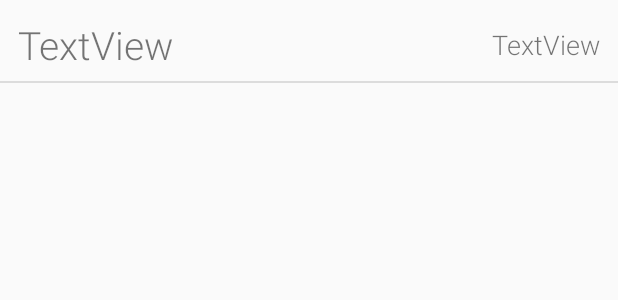
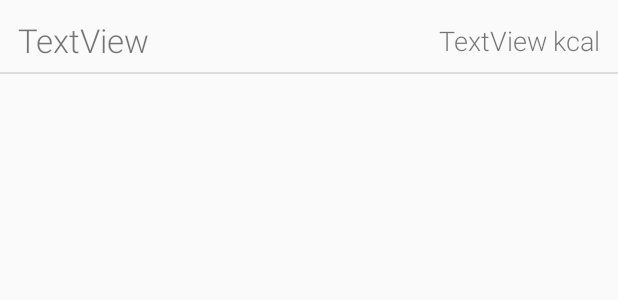
Before and after one commit to lgosek/EasyFit, an Android app: the layout simple_product.xml on its own in the app's theme, with its tools: preview values and no code run, on a phone screen of 412 x 824 dp. Shown: the top 300 px of the screen. Run offline under Robolectric (Android 15) with nearby library versions, the phone set to English and light mode, and no system bars.

Commit message:
Simple products list refreshed after addition of new product

```diff
--- a/app/src/main/java/com/example/easyfit/apiConnector/Connector.java
+++ b/app/src/main/java/com/example/easyfit/apiConnector/Connector.java
@@ -12,7 +12,7 @@ public class Connector {
     public static synchronized JsonPlaceHolderApi getInstance() {
         if (instance == null) {
             Retrofit retrofit = new Retrofit.Builder()
-                    .baseUrl("http://192.168.0.73:3000/")
+                    .baseUrl("http://192.168.8.107:3000/")
                     .addConverterFactory(GsonConverterFactory.create())
                     .build();
 
--- a/app/src/main/java/com/example/easyfit/dialogs/QuantityDialog.java
+++ b/app/src/main/java/com/example/easyfit/dialogs/QuantityDialog.java
@@ -62,7 +62,7 @@ public class QuantityDialog extends DialogFragment {
         builder.setPositiveButton(getResources().getString(R.string.ok), new DialogInterface.OnClickListener() {
             @Override
             public void onClick(DialogInterface dialog, int which) {
-                if(!quantity.getText().toString().equals("") && Integer.parseInt(quantity.getText().toString())!=0) {
+                if(!quantity.getText().toString().equals("") && Double.parseDouble(quantity.getText().toString())!=0) {
                     //getActivity().finish();
                     switch(intention){
                         case "addEatenProduct":
@@ -103,7 +103,7 @@ public class QuantityDialog extends DialogFragment {
 
     private void addEatenProduct(){
         List<EatenProduct> eatenProducts = new ArrayList<>();
-        eatenProducts.add(new EatenProduct(product.getId(),Integer.parseInt(quantity.getText().toString())));
+        eatenProducts.add(new EatenProduct(product.getId(),Double.parseDouble(quantity.getText().toString())));
 
         Call<String> call = Connector.getInstance().saveEatenMeals(new EatenProductsWrapper(1,eatenProducts));
         call.enqueue(new Callback<String>(){
--- a/app/src/main/res/layout/quantity_dialog.xml
+++ b/app/src/main/res/layout/quantity_dialog.xml
@@ -15,7 +15,7 @@
         android:layout_marginEnd="32dp"
         android:layout_marginRight="32dp"
         android:ems="10"
-        android:inputType="number"
+        android:inputType="numberDecimal"
         app:layout_constraintBottom_toBottomOf="parent"
         app:layout_constraintEnd_toEndOf="parent"
         app:layout_constraintHorizontal_bias="0.0"
--- a/app/src/main/res/layout/simple_product.xml
+++ b/app/src/main/res/layout/simple_product.xml
@@ -16,7 +16,7 @@
         android:layout_marginTop="8dp"
         android:layout_marginBottom="8dp"
         android:text="TextView"
-        android:textSize="26sp"
+        android:textSize="22sp"
         app:layout_constraintBottom_toBottomOf="parent"
         app:layout_constraintEnd_toEndOf="parent"
         app:layout_constraintHorizontal_bias="0.0"
@@ -27,14 +27,12 @@
         android:id="@+id/simpleProductCalories"
         android:layout_width="wrap_content"
         android:layout_height="wrap_content"
-        android:layout_marginStart="8dp"
-        android:layout_marginLeft="8dp"
-        android:layout_marginEnd="12dp"
-        android:layout_marginRight="12dp"
+        android:layout_marginEnd="4dp"
+        android:layout_marginRight="4dp"
         android:text="TextView"
         android:textSize="18sp"
         app:layout_constraintBottom_toBottomOf="@+id/simpleProductName"
-        app:layout_constraintEnd_toEndOf="parent"
+        app:layout_constraintEnd_toStartOf="@+id/textView17"
         app:layout_constraintHorizontal_bias="1.0"
         app:layout_constraintStart_toStartOf="parent"
         app:layout_constraintTop_toTopOf="@+id/simpleProductName" />
@@ -44,6 +42,17 @@
         android:layout_width="match_parent"
         android:layout_height="1dp"
         android:background="?android:attr/listDivider"
-        app:layout_constraintBottom_toBottomOf="parent"
-        tools:layout_editor_absoluteX="8dp" />
+        app:layout_constraintBottom_toBottomOf="parent" />
+
+    <TextView
+        android:id="@+id/textView17"
+        android:layout_width="wrap_content"
+        android:layout_height="wrap_content"
+        android:layout_marginEnd="12dp"
+        android:layout_marginRight="12dp"
+        android:text="@string/kcal"
+        android:textSize="18sp"
+        app:layout_constraintBottom_toBottomOf="@+id/simpleProductCalories"
+        app:layout_constraintEnd_toEndOf="parent"
+        app:layout_constraintTop_toTopOf="@+id/simpleProductCalories" />
 </android.support.constraint.ConstraintLayout>
--- a/app/src/main/res/values/strings.xml
+++ b/app/src/main/res/values/strings.xml
@@ -64,6 +64,7 @@
     <string name="name">Nazwa</string>
     <string name="kcalin100g">/100g</string>
     <string name="in100g">g/100g</string>
+    <string name="kcal">kcal</string>
 
     <string-array name="simpleProducts">
         <item>Ogórek</item>
```
Also changed, not shown: app/src/main/java/com/example/easyfit/activities/AddSimpleProductActivity.java (+5 -2 lines), app/src/main/res/layout/activity_add_simple_product.xml (+4 -4 lines).
